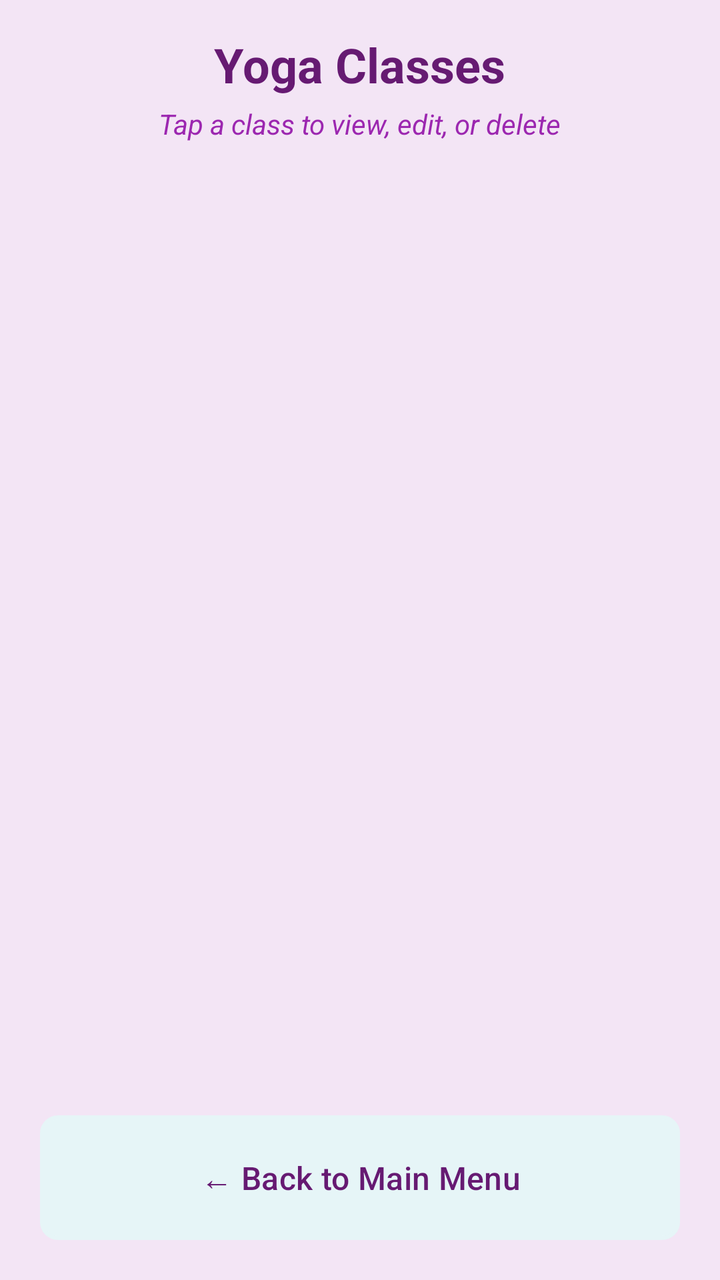
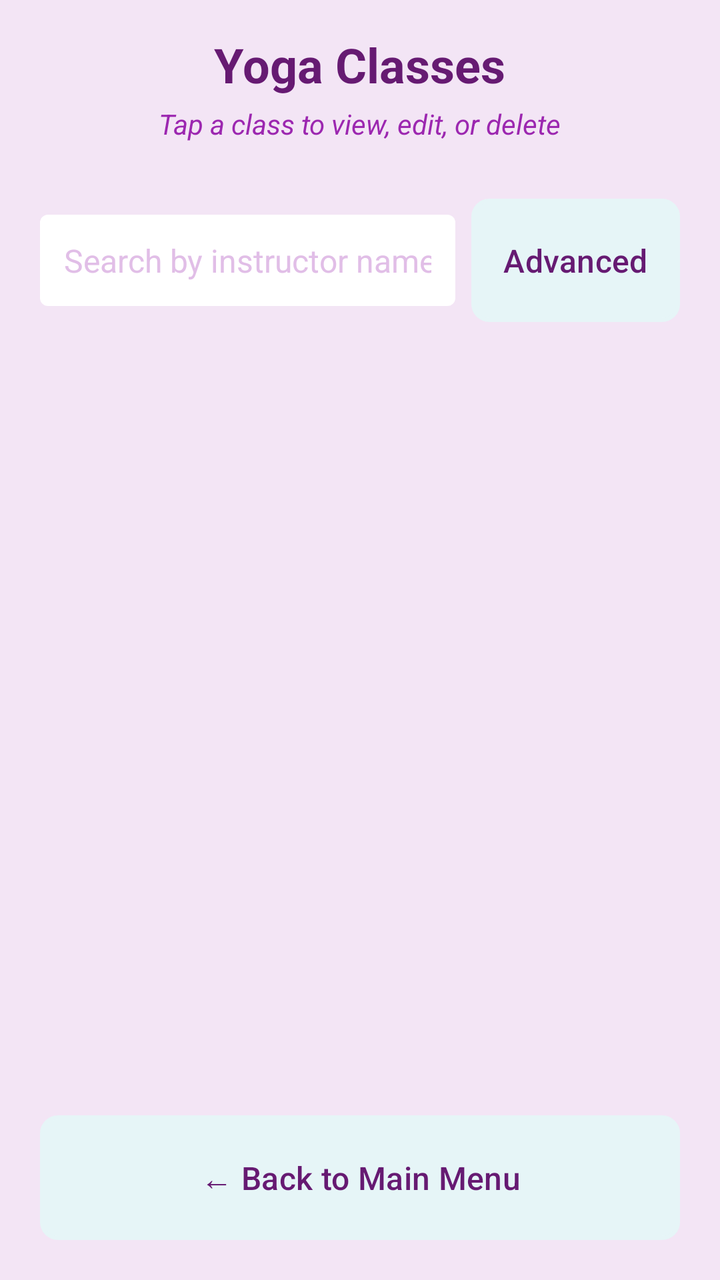

Screens rendered from an Android XML layout before and after an edit, with the pre-edit source and the edit as a unified diff.
<!-- AndroidManifest.xml: application theme Theme.Yogaadminapp -->
<!-- res/layout/activity_view_yoga_classes.xml -->
<?xml version="1.0" encoding="utf-8"?>
<LinearLayout xmlns:android="http://schemas.android.com/apk/res/android"
    android:layout_width="match_parent"
    android:layout_height="match_parent"
    android:background="@color/light_purple"
    android:orientation="vertical"
    android:padding="16dp">

    
    <LinearLayout
        android:layout_width="match_parent"
        android:layout_height="wrap_content"
        android:layout_marginBottom="24dp"
        android:gravity="center"
        android:orientation="vertical">

        <TextView
            android:layout_width="wrap_content"
            android:layout_height="wrap_content"
            android:text="Yoga Classes"
            android:textColor="@color/dark_purple"
            android:textSize="24sp"
            android:textStyle="bold" />

        <TextView
            android:layout_width="wrap_content"
            android:layout_height="wrap_content"
            android:layout_marginTop="4dp"
            android:text="Tap a class to view, edit, or delete"
            android:textColor="@color/medium_purple"
            android:textSize="14sp"
            android:textStyle="italic" />

    </LinearLayout>

    
    <ListView
        android:id="@+id/listview_yoga_classes"
        android:layout_width="match_parent"
        android:layout_height="0dp"
        android:layout_weight="1"
        android:divider="@color/medium_purple"
        android:dividerHeight="1dp"
        android:paddingBottom="8dp"
        android:paddingTop="8dp" />

    
    <LinearLayout
        android:id="@+id/tv_no_classes"
        android:layout_width="match_parent"
        android:layout_height="0dp"
        android:layout_weight="1"
        android:gravity="center"
        android:orientation="vertical"
        android:visibility="gone">

        <TextView
            android:layout_width="wrap_content"
            android:layout_height="wrap_content"
            android:text="No yoga classes found"
            android:textColor="@color/medium_purple"
            android:textSize="18sp"
            android:textStyle="bold" />

        <TextView
            android:layout_width="wrap_content"
            android:layout_height="wrap_content"
            android:layout_marginTop="8dp"
            android:text="Start by adding your first yoga class!"
            android:textColor="@color/medium_purple"
            android:textSize="14sp" />

    </LinearLayout>

    
    <Button
        android:id="@+id/btn_back"
        style="@style/MenuButtonStyle"
        android:layout_width="match_parent"
        android:layout_height="wrap_content"
        android:layout_marginTop="16dp"
        android:text="← Back to Main Menu" />

</LinearLayout>
<!-- resources referenced by this layout -->
<resources>
  <color name="dark_purple">#661a72</color>
  <color name="light_purple">#F3E5F5</color>
  <color name="medium_purple">#9C27B0</color>
  <style name="MenuButtonStyle">
          <item name="android:background">@drawable/button_background</item>
          <item name="android:textColor">@color/dark_purple</item>
          <item name="android:textSize">16sp</item>
          <item name="android:padding">16dp</item>
          <item name="android:layout_margin">4dp</item>
          <item name="android:textAllCaps">false</item>
          <item name="android:elevation">0dp</item>
          <item name="android:translationZ">0dp</item>
          <item name="android:stateListAnimator">@null</item>
          <item name="backgroundTint">@null</item>
          <item name="android:backgroundTint">@null</item>
      </style>
  <style name="Theme.Yogaadminapp" parent="Base.Theme.Yogaadminapp" />
  <!-- drawable button_background (drawable) -->
  <?xml version="1.0" encoding="utf-8"?>
  <shape xmlns:android="http://schemas.android.com/apk/res/android">
      <solid android:color="@color/mint_green" />
      <corners android:radius="8dp" />
      <stroke
          android:width="2dp"
          android:color="@color/mint_green" />
  </shape>
  <style name="Base.Theme.Yogaadminapp" parent="Theme.Material3.DayNight.NoActionBar">
          
          
          
          
          <item name="android:windowContentTransitions">false</item>
          <item name="android:windowActivityTransitions">false</item>
      </style>
  <color name="mint_green">#e6f5f7</color>
</resources>

<!-- the commit's change to res/layout/activity_view_yoga_classes.xml (unified diff, before → after) -->
@@ -30,6 +30,32 @@
             android:textColor="@color/medium_purple"
             android:textSize="14sp"
             android:textStyle="italic" />
+
+    </LinearLayout>
+
+    
+    <LinearLayout
+        android:layout_width="match_parent"
+        android:layout_height="wrap_content"
+        android:layout_marginBottom="16dp"
+        android:orientation="horizontal">
+
+        <EditText
+            android:id="@+id/et_quick_search"
+            style="@style/InputFieldStyle"
+            android:layout_width="0dp"
+            android:layout_height="wrap_content"
+            android:layout_weight="1"
+            android:hint="Search by instructor name..."
+            android:inputType="textPersonName" />
+
+        <Button
+            android:id="@+id/btn_advanced_search"
+            style="@style/ButtonStyle"
+            android:layout_width="wrap_content"
+            android:layout_height="wrap_content"
+            android:layout_marginStart="8dp"
+            android:text="Advanced" />
 
     </LinearLayout>
 
@@ -75,7 +101,7 @@
     
     <Button
         android:id="@+id/btn_back"
-        style="@style/MenuButtonStyle"
+        style="@style/ButtonStyle"
         android:layout_width="match_parent"
         android:layout_height="wrap_content"
         android:layout_marginTop="16dp"
<!-- resource entries referenced after the edit -->
@@ -3,7 +3,7 @@
   <color name="dark_purple">#661a72</color>
   <color name="light_purple">#F3E5F5</color>
   <color name="medium_purple">#9C27B0</color>
-  <style name="MenuButtonStyle">
+  <style name="ButtonStyle">
           <item name="android:background">@drawable/button_background</item>
           <item name="android:textColor">@color/dark_purple</item>
           <item name="android:textSize">16sp</item>
@@ -16,6 +16,14 @@
           <item name="backgroundTint">@null</item>
           <item name="android:backgroundTint">@null</item>
       </style>
+  <style name="InputFieldStyle">
+          <item name="android:background">@drawable/input_background</item>
+          <item name="android:padding">12dp</item>
+          <item name="android:textSize">16sp</item>
+          <item name="android:textColor">@color/medium_purple</item>
+          <item name="android:textColorHint">@color/light_purple_2</item>
+          <item name="android:layout_margin">4dp</item>
+      </style>
   <style name="Theme.Yogaadminapp" parent="Base.Theme.Yogaadminapp" />
   <!-- drawable button_background (drawable) -->
   <?xml version="1.0" encoding="utf-8"?>
@@ -26,6 +34,13 @@
           android:width="2dp"
           android:color="@color/mint_green" />
   </shape>
+  <!-- drawable input_background (drawable) -->
+  <?xml version="1.0" encoding="utf-8"?>
+  <shape xmlns:android="http://schemas.android.com/apk/res/android">
+      <solid android:color="@color/white" />
+      <corners android:radius="4dp" />
+  </shape>
+  <color name="light_purple_2">#E1BEE7</color>
   <style name="Base.Theme.Yogaadminapp" parent="Theme.Material3.DayNight.NoActionBar">
           
           
@@ -35,5 +50,6 @@
           <item name="android:windowActivityTransitions">false</item>
       </style>
   <color name="mint_green">#e6f5f7</color>
+  <color name="white">#FFFFFFFF</color>
 </resources>
 
